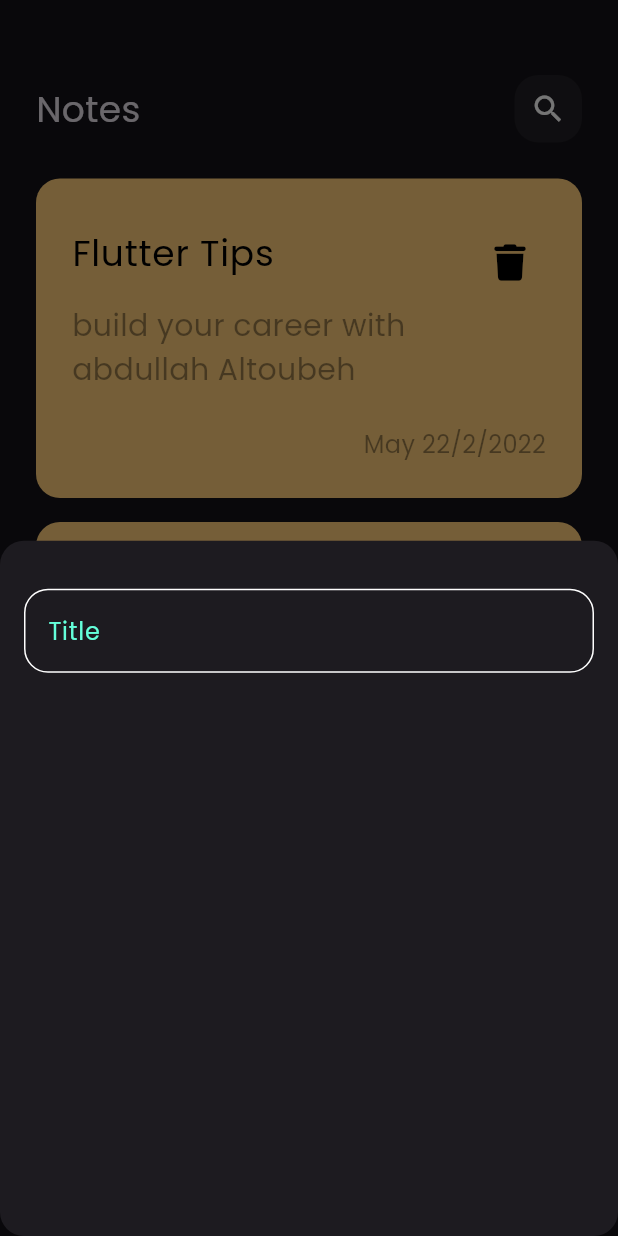
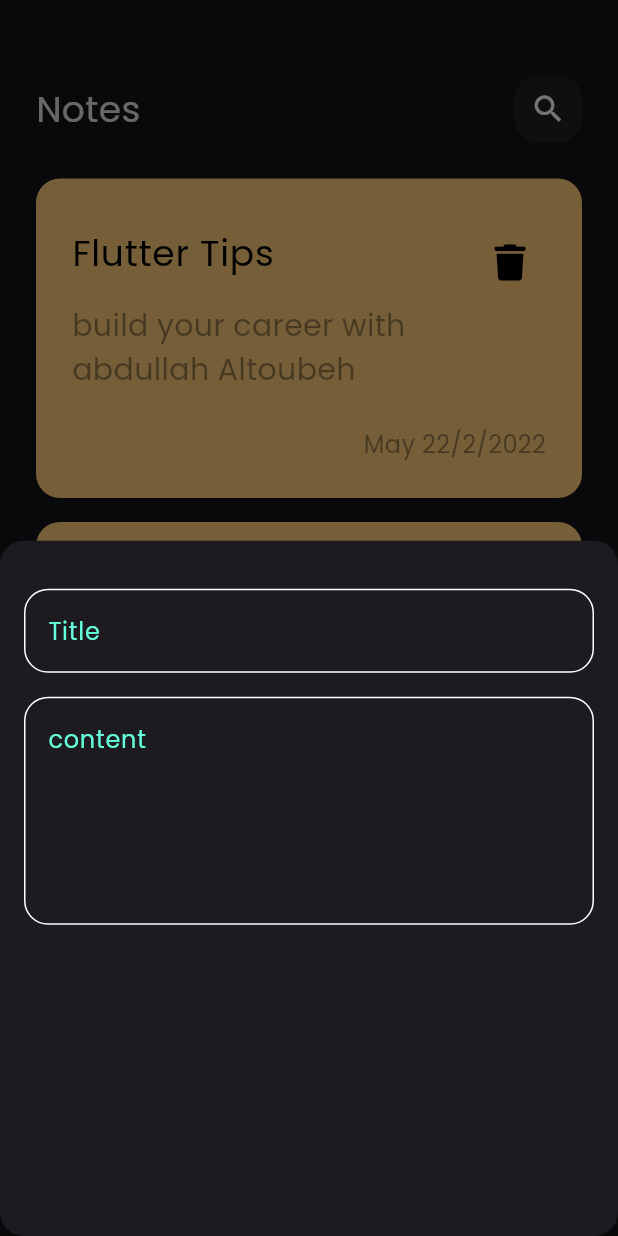
Before and after one commit to abdullahaltoubeh/nots_app, a Flutter app: the screen it shows after launch, after a tap on the "add" icon, on a phone screen of 412 x 824 dp. Run offline on Flutter 3.47's test engine with Material 3 defaults, Android fonts, the phone set to English and light mode, and no system bars; our stand-ins replace font_awesome_flutter.

Commit message:
add custom text field to bottom sheet

```diff
--- a/lib/views/widgets/cutom_text_field.dart
+++ b/lib/views/widgets/cutom_text_field.dart
@@ -3,18 +3,21 @@ import 'package:flutter/material.dart';
 import 'package:nots_app/consts_file.dart';
 
 class CustomTextField extends StatelessWidget {
-  const CustomTextField({super.key});
+  const CustomTextField({super.key, required this.hint, this.maxLines = 1});
+
+  final String hint;
+  final int maxLines;
 
   @override
   Widget build(BuildContext context) {
     return Padding(
       padding: const EdgeInsets.symmetric(horizontal: 16),
       child: TextField(
-
+        maxLines: maxLines,
         cursorColor: kPrimaryColor,
         decoration: InputDecoration(
-          hintText: 'Title',
-          hintStyle:const TextStyle(color: kPrimaryColor),
+          hintText: hint,
+          hintStyle: const TextStyle(color: kPrimaryColor),
           // border: buildBorder(),
           enabledBorder: buildBorder(Colors.white),
           focusedBorder: buildBorder(kPrimaryColor),
@@ -23,8 +26,9 @@ class CustomTextField extends StatelessWidget {
     );
   }
 }
-OutlineInputBorder buildBorder([color]){
-  return OutlineInputBorder(borderRadius: BorderRadius.circular(16),
-      borderSide: BorderSide(color: color ?? Colors.brown)
-  );
+
+OutlineInputBorder buildBorder([color]) {
+  return OutlineInputBorder(
+      borderRadius: BorderRadius.circular(16),
+      borderSide: BorderSide(color: color ?? Colors.brown));
 }
--- a/lib/views/widgets/show_bottom_sheet.dart
+++ b/lib/views/widgets/show_bottom_sheet.dart
@@ -9,7 +9,9 @@ class ShowBottomSheet extends StatelessWidget {
     return const Column(
       children: [
         SizedBox(height: 32,),
-        CustomTextField()
+        CustomTextField(hint: 'Title',),
+        SizedBox(height: 16,),
+        CustomTextField(hint: 'content',maxLines: 5,)
       ],
     );
   }
```
